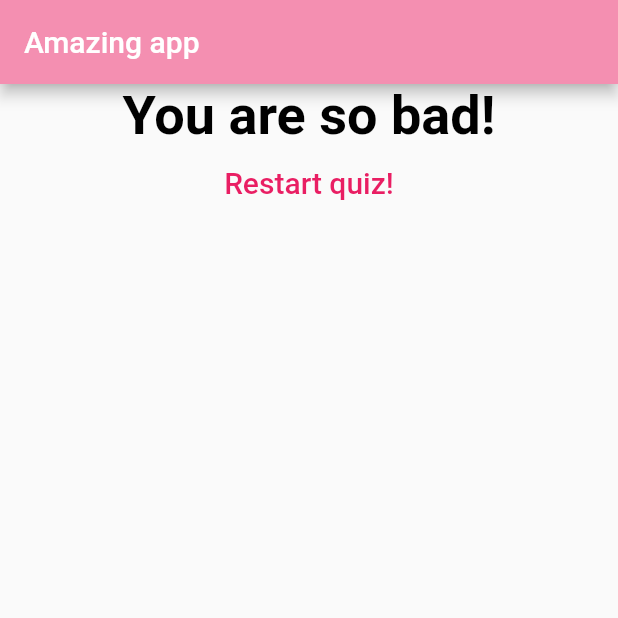
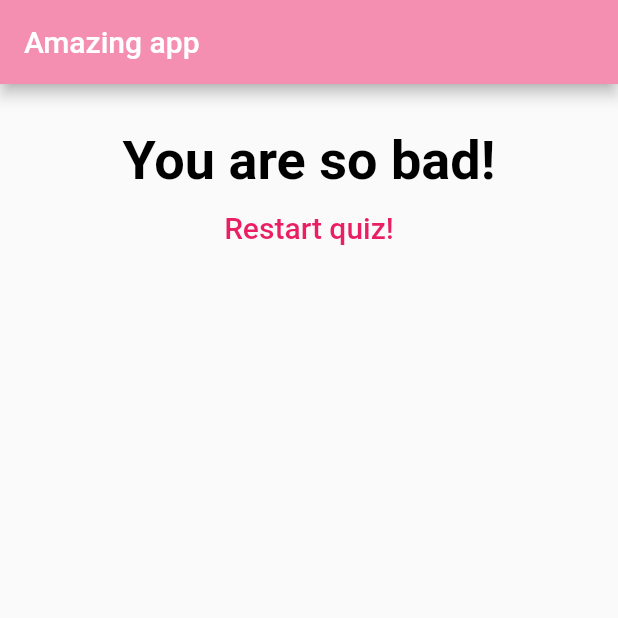
Before and after one commit to indianaea/quiz_app, a Flutter app: the screen it shows after launch, after a tap on "Black", after a tap on "Snake", after a tap on "Max", on a phone screen of 412 x 824 dp, the top half of it. Run offline on Flutter 3.47's test engine with Material 2 defaults, Android fonts, the phone set to English and light mode, and no system bars; drawn by our look-alikes of animated_background.

Commit message:
padding bætt við

```diff
--- a/lib/result.dart
+++ b/lib/result.dart
@@ -25,11 +25,17 @@ class Result extends StatelessWidget {
     return Center(
       child: Column(
         children: <Widget>[
-          Text(
-            resultPhrase,
-            style: TextStyle(
-                fontSize: 36, fontWeight: FontWeight.bold, color: Colors.black),
-            textAlign: TextAlign.center,
+          Padding(
+            padding: EdgeInsets.only(top: 30.0),
+            child: Text(
+              resultPhrase,
+              style: TextStyle(
+                fontSize: 36,
+                fontWeight: FontWeight.bold,
+                color: Colors.black,
+              ),
+              textAlign: TextAlign.center,
+            ),
           ),
           TextButton(
             child: Text(
```
